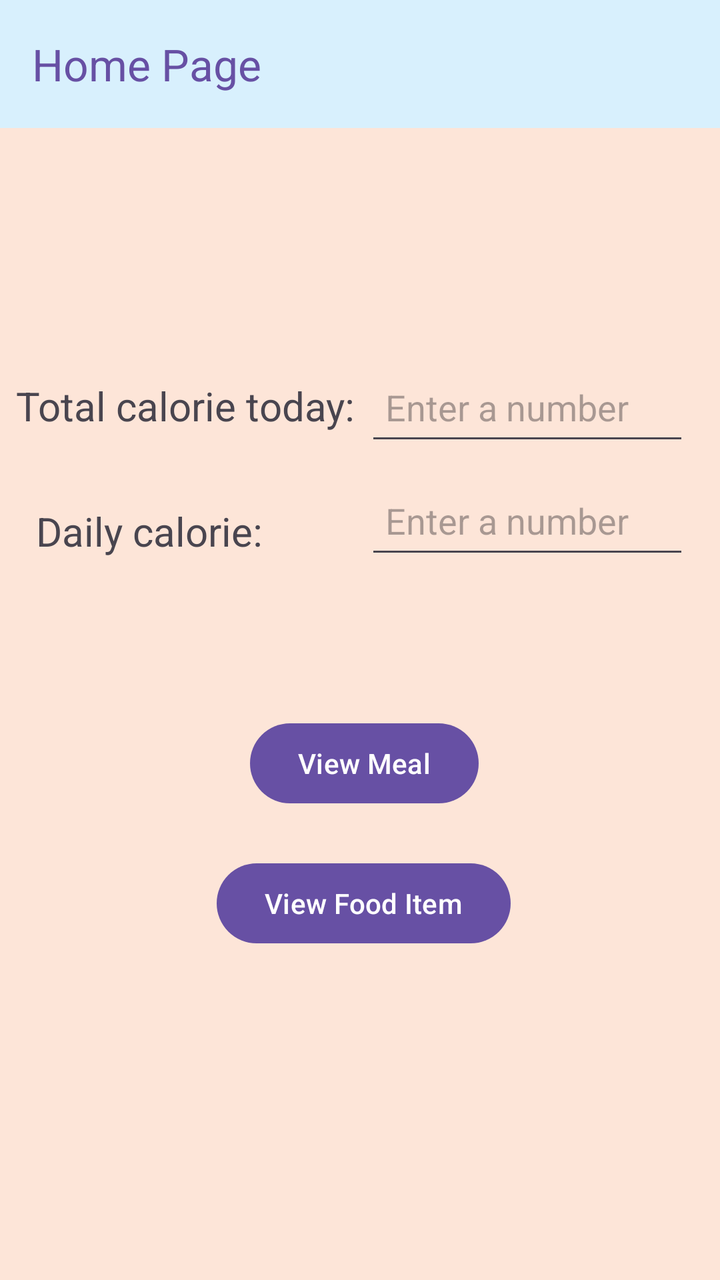
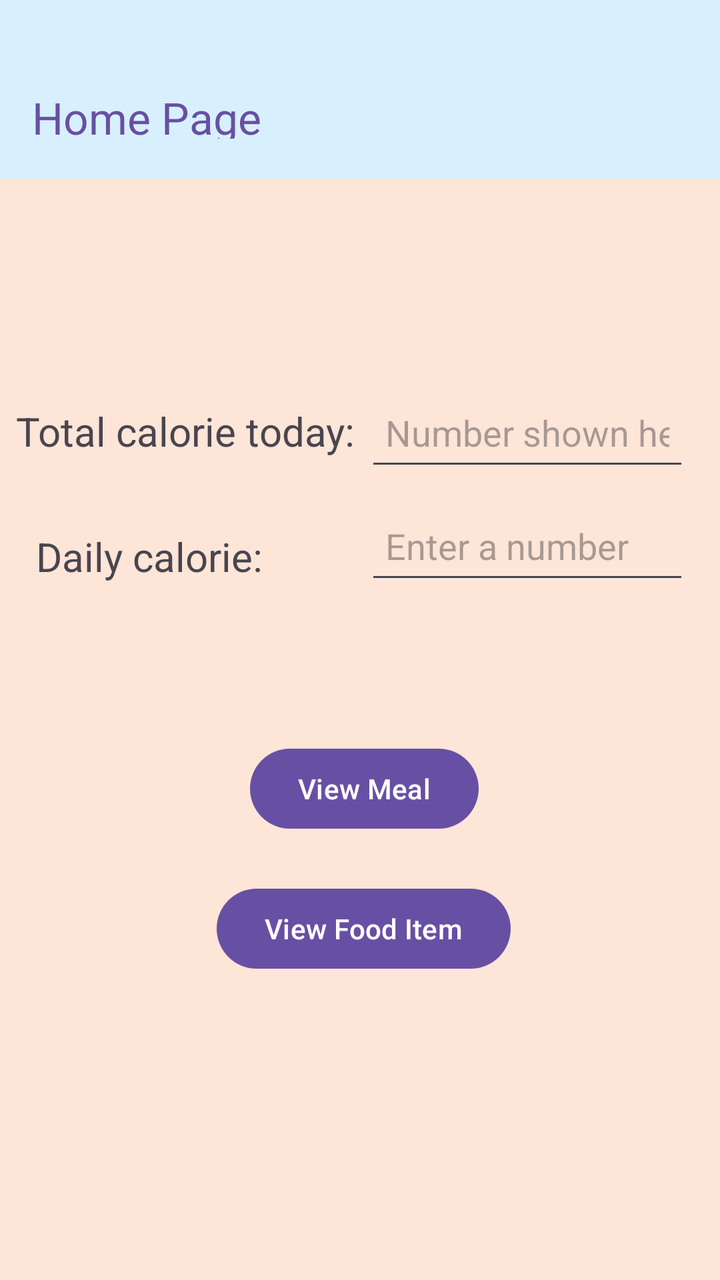

Before-and-after screenshots of an Android layout around one commit, followed by the original layout XML and the change that was made.
<!-- AndroidManifest.xml: application theme Theme.PersonalDietTracker -->
<!-- res/layout/activity_homepage.xml -->
<?xml version="1.0" encoding="utf-8"?>
<androidx.constraintlayout.widget.ConstraintLayout xmlns:android="http://schemas.android.com/apk/res/android"
    xmlns:app="http://schemas.android.com/apk/res-auto"
    xmlns:tools="http://schemas.android.com/tools"
    android:id="@+id/main"
    android:layout_width="match_parent"
    android:layout_height="match_parent"
    android:orientation="vertical"
    android:background="#FDE5D8"
    tools:context=".Homepage">

    <com.google.android.material.appbar.MaterialToolbar
        android:id="@+id/materialToolbar2"
        android:layout_width="match_parent"
        android:layout_height="wrap_content"
        android:background="#D8F0FD"
        app:title="Home Page"
        app:titleTextColor="?attr/colorPrimary"
        app:layout_constraintBottom_toBottomOf="parent"
        app:layout_constraintEnd_toEndOf="parent"
        app:layout_constraintHorizontal_bias="0.0"
        app:layout_constraintStart_toStartOf="parent"
        app:layout_constraintTop_toTopOf="parent"
        app:layout_constraintVertical_bias="0.0">

    </com.google.android.material.appbar.MaterialToolbar>

    <androidx.constraintlayout.widget.ConstraintLayout
        android:layout_width="379dp"
        android:layout_height="615dp"
        app:layout_constraintBottom_toBottomOf="parent"
        app:layout_constraintEnd_toEndOf="parent"
        app:layout_constraintStart_toStartOf="parent"
        app:layout_constraintTop_toBottomOf="@+id/materialToolbar2">

        <TextView
            android:id="@+id/textView3"
            android:layout_width="wrap_content"
            android:layout_height="wrap_content"
            android:text="Total calorie today: "
            android:textSize="20sp"
            app:layout_constraintBottom_toBottomOf="parent"
            app:layout_constraintEnd_toEndOf="parent"
            app:layout_constraintHorizontal_bias="0.083"
            app:layout_constraintStart_toStartOf="parent"
            app:layout_constraintTop_toTopOf="parent"
            app:layout_constraintVertical_bias="0.246" />

        <TextView
            android:id="@+id/textView4"
            android:layout_width="wrap_content"
            android:layout_height="wrap_content"
            android:text="Daily calorie: "
            android:textSize="20sp"
            app:layout_constraintBottom_toBottomOf="parent"
            app:layout_constraintEnd_toEndOf="parent"
            app:layout_constraintHorizontal_bias="0.103"
            app:layout_constraintStart_toStartOf="parent"
            app:layout_constraintTop_toBottomOf="@+id/textView3"
            app:layout_constraintVertical_bias="0.086" />

        <EditText
            android:id="@+id/inputCalorieToday"
            android:layout_width="162dp"
            android:layout_height="48dp"
            android:ems="10"
            android:hint="Enter a number"
            android:inputType="text"
            android:padding="10dp"
            app:layout_constraintBottom_toBottomOf="parent"
            app:layout_constraintEnd_toEndOf="parent"
            app:layout_constraintHorizontal_bias="0.0"
            app:layout_constraintStart_toEndOf="@+id/textView3"
            app:layout_constraintTop_toTopOf="parent"
            app:layout_constraintVertical_bias="0.238" />

        <EditText
            android:id="@+id/inputDailyCalorie"
            android:layout_width="162dp"
            android:layout_height="48dp"
            android:ems="10"
            android:hint="Enter a number"
            android:inputType="text"
            android:padding="10dp"
            app:layout_constraintBottom_toBottomOf="parent"
            app:layout_constraintEnd_toEndOf="parent"
            app:layout_constraintHorizontal_bias="0.647"
            app:layout_constraintStart_toEndOf="@+id/textView4"
            app:layout_constraintTop_toBottomOf="@+id/inputCalorieToday"
            app:layout_constraintVertical_bias="0.023" />

        <com.google.android.material.button.MaterialButton
            android:id="@+id/buttonViewMeal"
            android:layout_width="wrap_content"
            android:layout_height="wrap_content"
            android:text="View Meal"
            app:layout_constraintBottom_toTopOf="@+id/buttonViewFoodItem"
            app:layout_constraintEnd_toEndOf="parent"
            app:layout_constraintHorizontal_bias="0.506"
            app:layout_constraintStart_toStartOf="parent"
            app:layout_constraintTop_toTopOf="parent"
            app:layout_constraintVertical_bias="0.934">

        </com.google.android.material.button.MaterialButton>

        <com.google.android.material.button.MaterialButton
            android:id="@+id/buttonViewFoodItem"
            android:layout_width="wrap_content"
            android:layout_height="wrap_content"
            android:layout_marginBottom="184dp"
            android:text="View Food Item"
            app:layout_constraintBottom_toBottomOf="parent"
            app:layout_constraintEnd_toEndOf="parent"
            app:layout_constraintHorizontal_bias="0.506"
            app:layout_constraintStart_toStartOf="parent">
        </com.google.android.material.button.MaterialButton>

    </androidx.constraintlayout.widget.ConstraintLayout>

</androidx.constraintlayout.widget.ConstraintLayout>
<!-- resources referenced by this layout -->
<resources>
  <style name="Theme.PersonalDietTracker" parent="Base.Theme.PersonalDietTracker" />
  <style name="Base.Theme.PersonalDietTracker" parent="Theme.Material3.DayNight.NoActionBar">
          
          
      </style>
</resources>

<!-- the commit's change to res/layout/activity_homepage.xml (unified diff, before → after) -->
@@ -16,6 +16,8 @@
         android:background="#D8F0FD"
         app:title="Home Page"
         app:titleTextColor="?attr/colorPrimary"
+        android:paddingTop="40dp"
+        android:paddingBottom="20dp"
         app:layout_constraintBottom_toBottomOf="parent"
         app:layout_constraintEnd_toEndOf="parent"
         app:layout_constraintHorizontal_bias="0.0"
@@ -64,7 +66,7 @@
             android:layout_width="162dp"
             android:layout_height="48dp"
             android:ems="10"
-            android:hint="Enter a number"
+            android:hint="Number shown here"
             android:inputType="text"
             android:padding="10dp"
             app:layout_constraintBottom_toBottomOf="parent"
